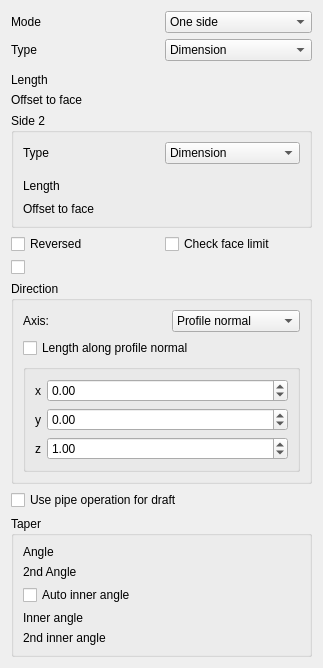
Above: src/Mod/PartDesign/Gui/TaskPadPocketParameters.ui from realthunder/FreeCAD before the change. Below: the same form after it.
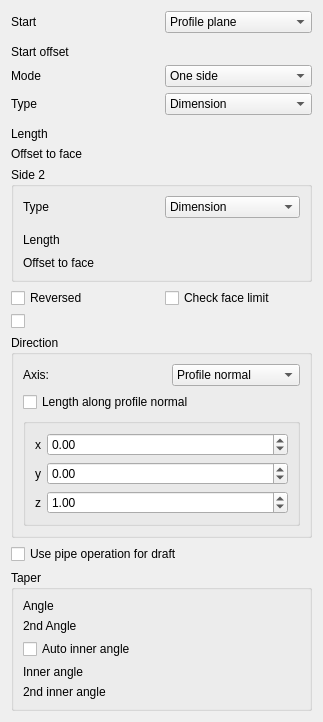
That is the form after the change. Custom widgets are drawn as their Qt base class.

Commit message: PD: Pad and Pocket can start off their profile (upstream bcc3e296fa, a01fad4f53)

Patch:
```diff
--- a/src/Mod/PartDesign/Gui/TaskPadPocketParameters.ui
+++ b/src/Mod/PartDesign/Gui/TaskPadPocketParameters.ui
@@ -17,13 +17,63 @@
    <item>
     <layout class="QGridLayout" name="gridLayout">
      <item row="0" column="0">
+      <widget class="QLabel" name="labelStart">
+       <property name="text">
+        <string>Start</string>
+       </property>
+      </widget>
+     </item>
+     <item row="0" column="1">
+      <widget class="QComboBox" name="startMode">
+       <property name="toolTip">
+        <string>Where the extrusion starts: at the profile, an offset along the
+extrusion from it, or at a reference face, plane or sketch plus the offset</string>
+       </property>
+       <item>
+        <property name="text">
+         <string>Profile plane</string>
+        </property>
+       </item>
+       <item>
+        <property name="text">
+         <string>Offset</string>
+        </property>
+       </item>
+       <item>
+        <property name="text">
+         <string>Reference</string>
+        </property>
+       </item>
+      </widget>
+     </item>
+     <item row="1" column="0" colspan="2">
+      <widget class="QWidget" name="startReferenceHolder"/>
+     </item>
+     <item row="2" column="0">
+      <widget class="QLabel" name="labelStartOffset">
+       <property name="text">
+        <string>Start offset</string>
+       </property>
+      </widget>
+     </item>
+     <item row="2" column="1">
+      <widget class="Gui::PrefQuantitySpinBox" name="startOffsetEdit" native="true">
+       <property name="toolTip">
+        <string>Offset along the extrusion from the profile or the start reference</string>
+       </property>
+       <property name="keyboardTracking" stdset="0">
+        <bool>false</bool>
+       </property>
+      </widget>
+     </item>
+     <item row="3" column="0">
       <widget class="QLabel" name="labelSideType">
        <property name="text">
         <string>Mode</string>
        </property>
       </widget>
      </item>
-     <item row="0" column="1">
+     <item row="3" column="1">
       <widget class="QComboBox" name="sideTypeCB">
        <property name="toolTip">
         <string>Extrude to one side of the profile, to each side by its own type,
@@ -46,14 +96,14 @@
        </item>
       </widget>
      </item>
-     <item row="1" column="0">
+     <item row="4" column="0">
       <widget class="QLabel" name="textLabel1">
        <property name="text">
         <string>Type</string>
        </property>
       </widget>
      </item>
-     <item row="1" column="1">
+     <item row="4" column="1">
       <widget class="QComboBox" name="changeMode">
        <item>
         <property name="text">
@@ -62,17 +112,17 @@
        </item>
       </widget>
      </item>
-     <item row="2" column="0" colspan="2">
+     <item row="5" column="0" colspan="2">
       <widget class="QWidget" name="upToShapeHolder"/>
      </item>
-     <item row="3" column="0">
+     <item row="6" column="0">
       <widget class="QLabel" name="labelLength">
        <property name="text">
         <string>Length</string>
        </property>
       </widget>
      </item>
-     <item row="3" column="1">
+     <item row="6" column="1">
       <widget class="Gui::PrefQuantitySpinBox" name="lengthEdit" native="true">
        <property name="keyboardTracking" stdset="0">
         <bool>false</bool>
@@ -82,14 +132,14 @@
        </property>
       </widget>
      </item>
-     <item row="4" column="0">
+     <item row="7" column="0">
       <widget class="QLabel" name="labelOffset">
        <property name="text">
         <string>Offset to face</string>
        </property>
       </widget>
      </item>
-     <item row="4" column="1">
+     <item row="7" column="1">
       <widget class="Gui::PrefQuantitySpinBox" name="offsetEdit" native="true">
        <property name="toolTip">
         <string>Offset from face in which pad will end</string>
@@ -99,7 +149,7 @@
        </property>
       </widget>
      </item>
-     <item row="5" column="0" colspan="2">
+     <item row="8" column="0" colspan="2">
       <widget class="QGroupBox" name="groupBoxSide2">
        <property name="title">
         <string>Side 2</string>
@@ -161,7 +211,7 @@
        </layout>
       </widget>
      </item>
-     <item row="6" column="0">
+     <item row="9" column="0">
       <widget class="QCheckBox" name="checkBoxReversed">
        <property name="toolTip">
         <string>Reverses pad direction</string>
@@ -171,14 +221,14 @@
        </property>
       </widget>
      </item>
-     <item row="6" column="1">
+     <item row="9" column="1">
       <widget class="QCheckBox" name="checkFaceLimits">
        <property name="text">
         <string>Check face limit</string>
        </property>
       </widget>
      </item>
-     <item row="7" column="0">
+     <item row="10" column="0">
       <widget class="QCheckBox" name="checkBoxLinearize"/>
      </item>
     </layout>
```
The commit also changes 7 other files.
